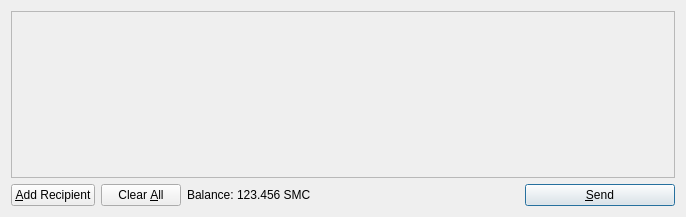
The window that src/qt/forms/sendcoinsdialog.ui (batchcoin/batchcoin) describes before a commit, drawn with Qt 5.
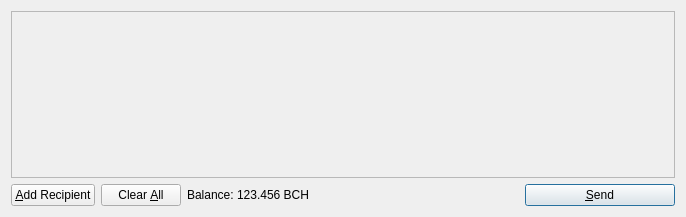
The same window after the commit. Icons and pictures are not drawn.

Diff of the .ui file:
```diff
--- a/src/qt/forms/sendcoinsdialog.ui
+++ b/src/qt/forms/sendcoinsdialog.ui
@@ -119,7 +119,7 @@
           <cursorShape>IBeamCursor</cursorShape>
          </property>
          <property name="text">
-          <string>123.456 SMC</string>
+          <string>123.456 BCH</string>
          </property>
          <property name="textInteractionFlags">
           <set>Qt::LinksAccessibleByMouse|Qt::TextSelectableByKeyboard|Qt::TextSelectableByMouse</set>
```
